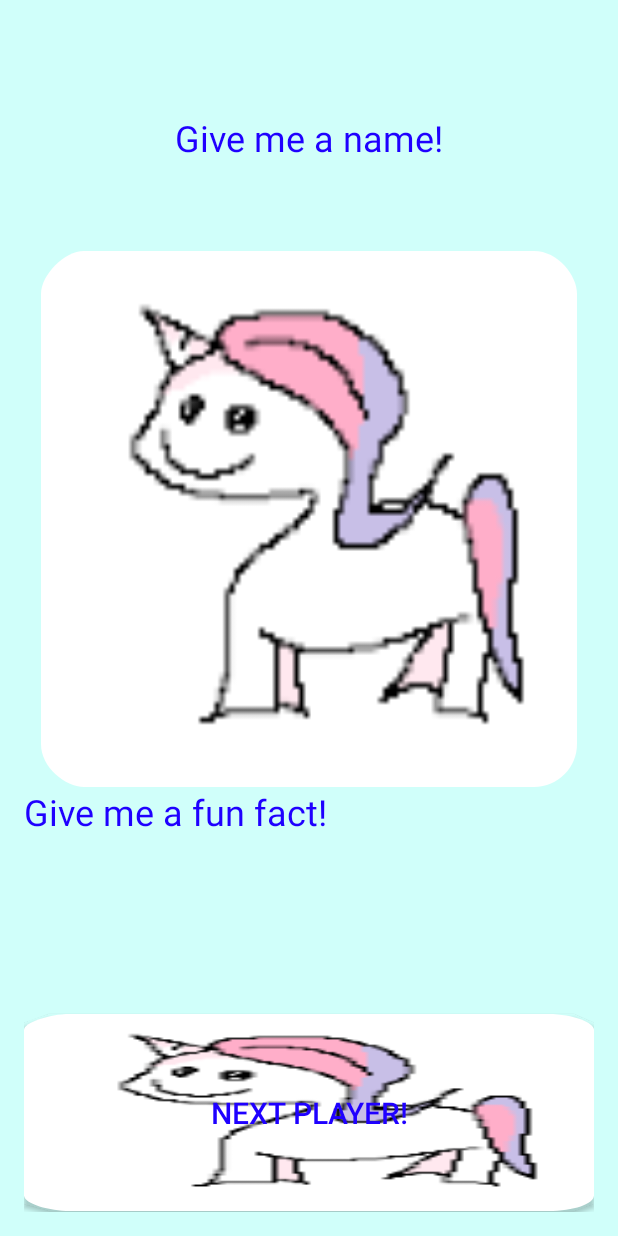
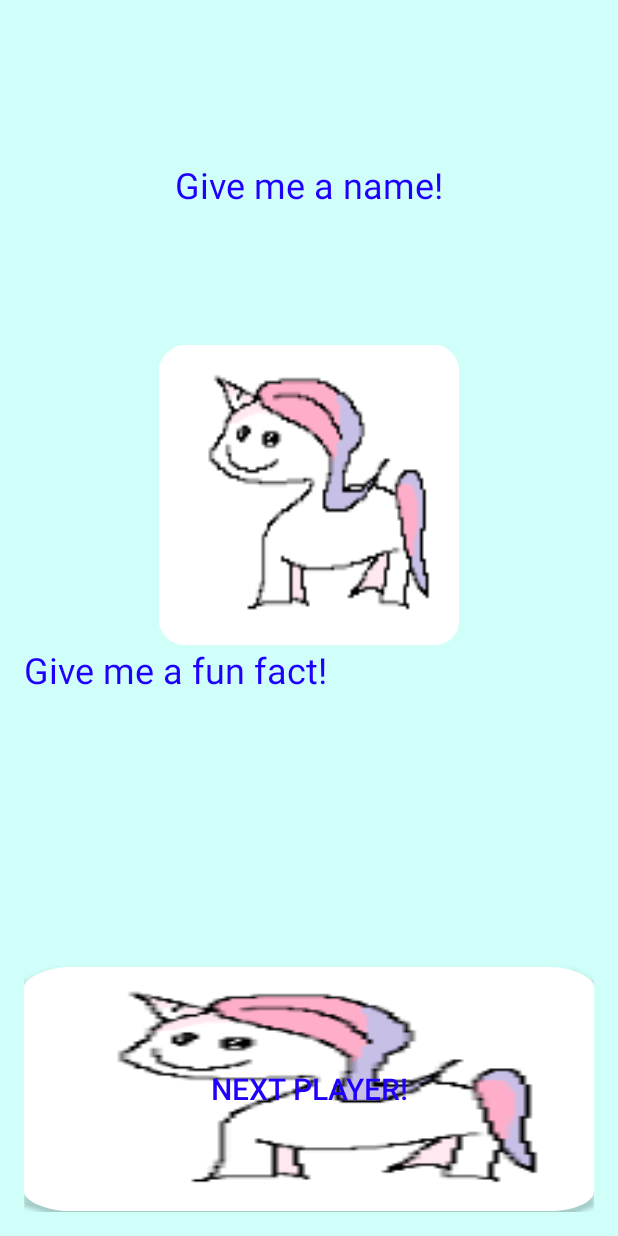
Before and after one commit to ksmort/The-Animal-Game, an Android app: the fragment SwitchPlayerFragment placed in its activity, on a phone screen of 412 x 824 dp. Run offline under Robolectric (Android 15) with nearby library versions, the phone set to English and light mode, and no system bars.

Commit message:
make image fixed size for switch player mode

```diff
--- a/app/src/main/res/layout/fragment_switch_player.xml
+++ b/app/src/main/res/layout/fragment_switch_player.xml
@@ -22,9 +22,9 @@
 
     <ImageView
         android:id="@+id/playedAnimalImageView"
-        android:layout_width="match_parent"
-        android:layout_height="0dp"
-        android:layout_weight="0.6"
+        android:layout_width="200dp"
+        android:layout_height="200dp"
+        android:layout_gravity="center_horizontal"
         android:src="@mipmap/no_animal_image" />
 
     <TextView
```
